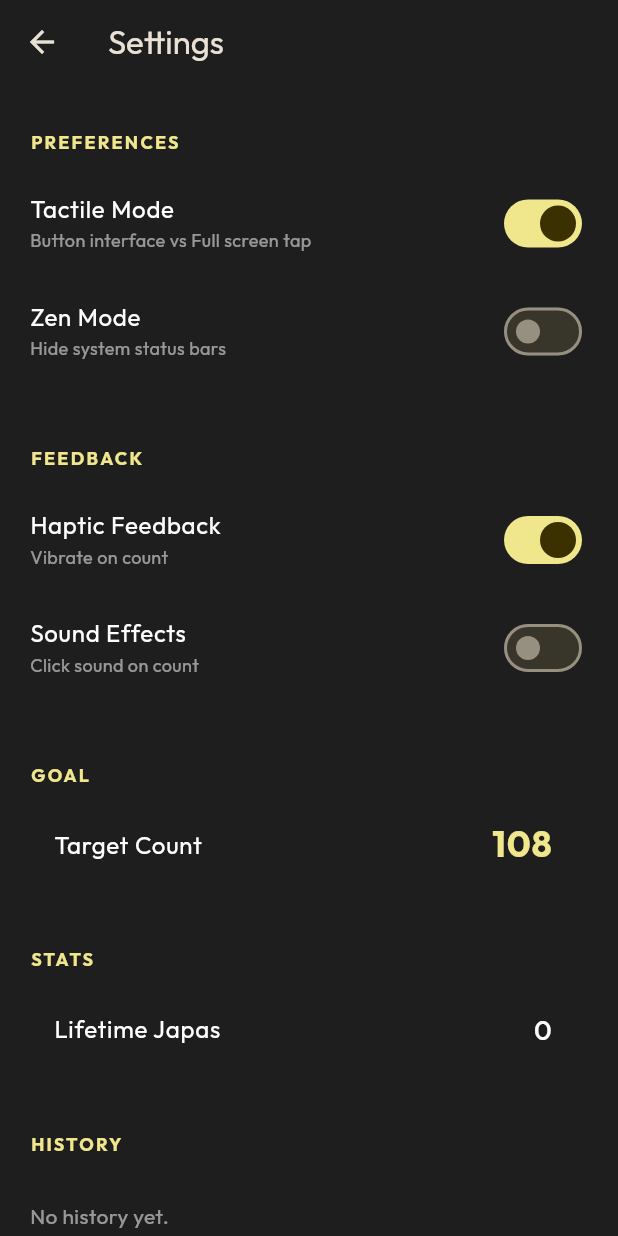
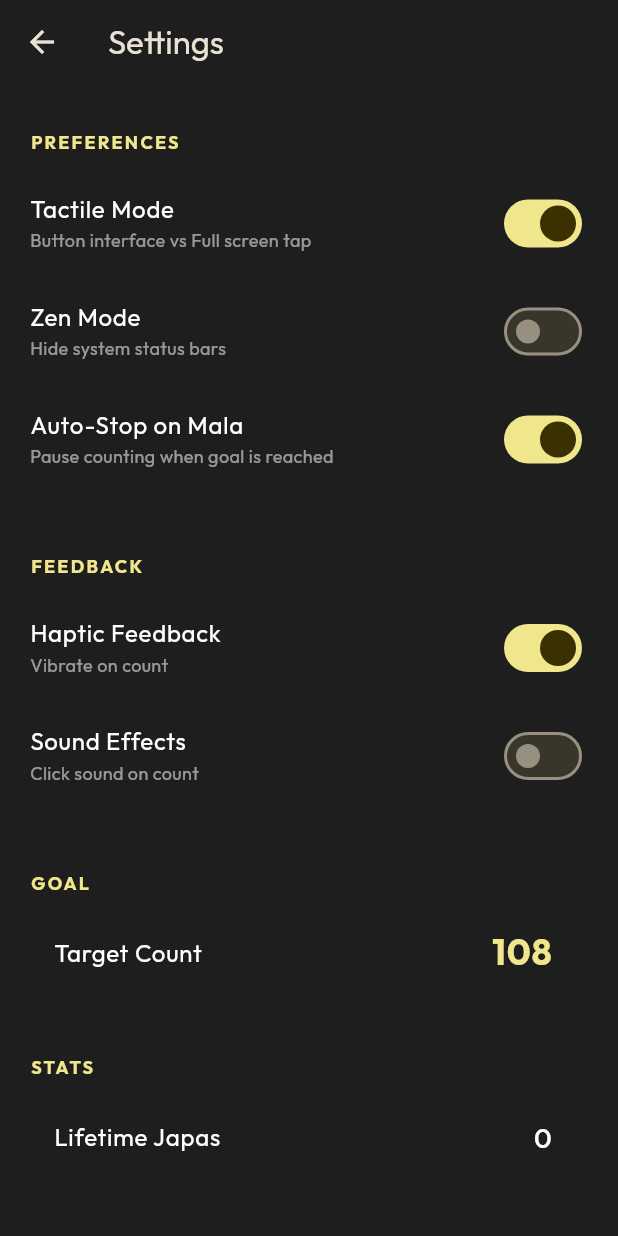
Before and after one commit to Sujaykatmania/Japa-Counter, a Flutter app: the screen it shows after launch, after a tap on the "settings" icon, on a phone screen of 412 x 824 dp. Run offline on Flutter 3.47's test engine with Material 3 defaults, Android fonts, the phone set to English and light mode, and no system bars; our stand-ins replace audioplayers, flutter_riverpod, google_fonts, shared_preferences.

Commit message:
feat: Add home and settings screens, introduce Mantra model, and set up counter state management with sound effects.

```diff
--- a/lib/screens/home_screen.dart
+++ b/lib/screens/home_screen.dart
@@ -60,10 +60,14 @@
             child: Container(color: Colors.transparent),
           ),
 
-          // The Tap Detector covers the WHOLE screen
+          // The Tap Detector covers the screen but leaves bottom safe
           // Only active in Focus Mode (Non-Tactile)
           if (!counterState.isTactileMode)
-            Positioned.fill(
+            Positioned(
+              top: 0,
+              left: 0,
+              right: 0,
+              bottom: 50, // Safe Zone for Navigation Home Bar
               child: GestureDetector(
                 behavior: HitTestBehavior.opaque,
                 onTapDown: (details) {
@@ -156,7 +160,7 @@
           ),
 
           // ------------------------------------------------
-          // LAYER 3: Bottom Elements (Reset & Goal)
+          // LAYER 3: Bottom Elements (Reset & Goal & Undo)
           // ------------------------------------------------
           // Pinned to bottom to avoid overlapping the center ring
           Positioned(
@@ -174,6 +178,26 @@
                   ),
                 ),
                 const SizedBox(height: 20),
+                Row(
+                  mainAxisAlignment: MainAxisAlignment.center,
+                  children: [
+                    // Undo Button
+                    GestureDetector(
+                      onTap: () => notifier.decrement(),
+                      child: Container(
+                        width: 50,
+                        height: 50,
+                        margin: const EdgeInsets.only(right: 20),
+                        decoration: BoxDecoration(
+                          color: Colors.black.withValues(alpha: 0.2),
+                          shape: BoxShape.circle,
+                          border: Border.all(color: Colors.white12),
+                        ),
+                        child: const Icon(Icons.remove, color: Colors.white54),
+                      ),
+                    ),
+
+                    // Reset Button
                     GestureDetector(
                       onLongPress: () =>
                           _showResetOptions(context, notifier, activeMantra.id),
@@ -181,7 +205,7 @@
                         HapticFeedback.lightImpact();
                         ScaffoldMessenger.of(context).showSnackBar(
                           SnackBar(
-                        content: Text("Hold to Reset",
+                            content: Text("Keep Holding to Reset...",
                                 style: GoogleFonts.outfit(color: Colors.black)),
                             backgroundColor: mantraColor,
                             duration: const Duration(seconds: 1),
@@ -193,10 +217,10 @@
                       },
                       child: Container(
                         padding: const EdgeInsets.symmetric(
-                        horizontal: 24, vertical: 12),
+                            horizontal: 32, vertical: 16), // Increased hit area
                         decoration: BoxDecoration(
-                      border:
-                          Border.all(color: mantraColor.withValues(alpha: 0.3)),
+                          border: Border.all(
+                              color: mantraColor.withValues(alpha: 0.3)),
                           borderRadius: BorderRadius.circular(30),
                           color: Colors.black.withValues(alpha: 0.2),
                         ),
@@ -210,6 +234,8 @@
                           ),
                         ),
                       ),
+                    ),
+                  ],
                 ),
               ],
             ),
@@ -261,6 +287,63 @@
                       ),
                     ],
                   ),
+                ),
+              ),
+            ),
+          ),
+
+          // ------------------------------------------------
+          // LAYER 5: Mala Completion Overlay
+          // ------------------------------------------------
+          if (counterState.isMalaCompleted)
+            Positioned.fill(
+              child: Container(
+                color: Colors.black.withValues(alpha: 0.85),
+                child: BackdropFilter(
+                  filter: ImageFilter.blur(sigmaX: 10, sigmaY: 10),
+                  child: Column(
+                    mainAxisAlignment: MainAxisAlignment.center,
+                    children: [
+                      const Icon(Icons.check_circle_outline,
+                          color: Color(0xFFFFD700), size: 80),
+                      const SizedBox(height: 30),
+                      Text("Mala Completed!",
+                          style: GoogleFonts.outfit(
+                              color: Colors.white,
+                              fontSize: 32,
+                              fontWeight: FontWeight.bold)),
+                      const SizedBox(height: 10),
+                      Text("${activeMantra.goal} chants done",
+                          style: GoogleFonts.outfit(
+                            color: Colors.white54,
+                            fontSize: 16,
+                          )),
+                      const SizedBox(height: 50),
+                      GestureDetector(
+                        onTap: () {
+                          notifier.completeMala();
+                        },
+                        child: Container(
+                          padding: const EdgeInsets.symmetric(
+                              horizontal: 40, vertical: 20),
+                          decoration: BoxDecoration(
+                              color: mantraColor,
+                              borderRadius: BorderRadius.circular(40),
+                              boxShadow: [
+                                BoxShadow(
+                                    color: mantraColor.withValues(alpha: 0.4),
+                                    blurRadius: 20,
+                                    offset: const Offset(0, 10))
+                              ]),
+                          child: Text("START NEXT MALA",
+                              style: GoogleFonts.outfit(
+                                  color: Colors.black,
+                                  fontWeight: FontWeight.bold,
+                                  fontSize: 16,
+                                  letterSpacing: 1)),
+                        ),
+                      )
+                    ],
                   ),
                 ),
               ),
--- a/lib/screens/settings_screen.dart
+++ b/lib/screens/settings_screen.dart
@@ -38,6 +38,13 @@
             subtitle: "Hide system status bars",
             value: counterState.isZenMode,
             onChanged: (val) => notifier.toggleZenMode(),
+            activeColor: themeColor,
+          ),
+          _SettingsTile(
+            title: "Auto-Stop on Mala",
+            subtitle: "Pause counting when goal is reached",
+            value: counterState.autoStopOnMala,
+            onChanged: (val) => notifier.toggleAutoStop(),
             activeColor: themeColor,
           ),
           const SizedBox(height: 30),
```
Also changed, not shown: lib/providers/counter_provider.dart (+134 -20 lines), 1 other file. Lines whose indentation alone changed are shown as unchanged.
